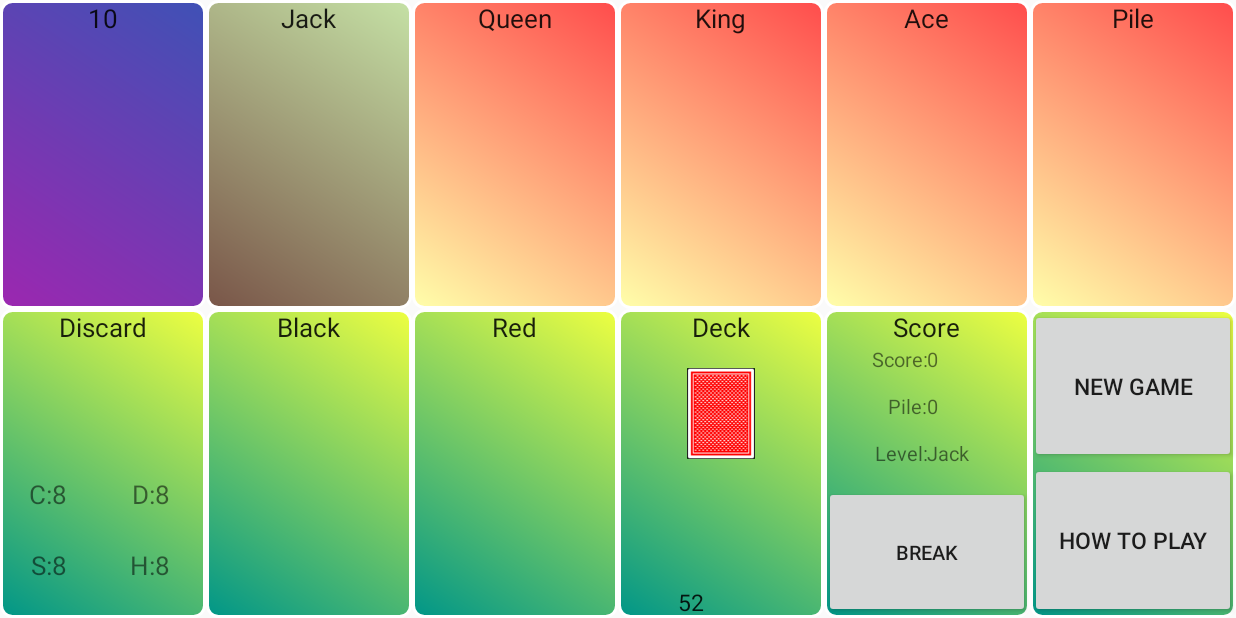
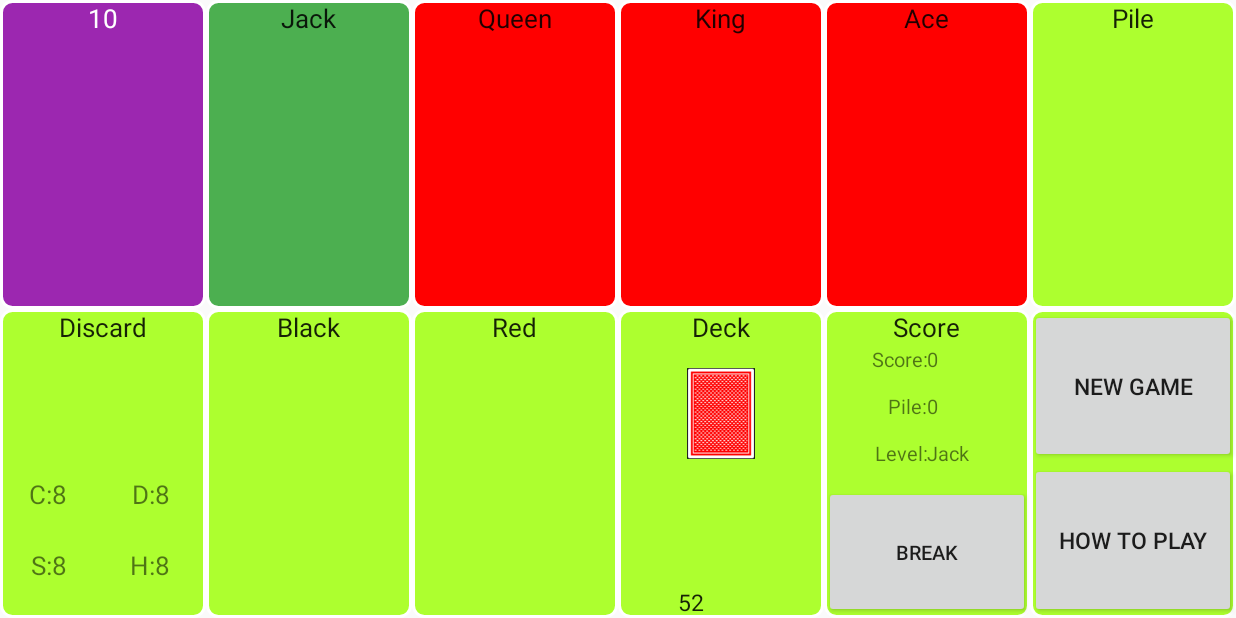
Before and after one commit to Klaus-Anderson/BlackRedSolitaire, an Android app: the screen it shows after launch (GameActivity), on a phone screen of 824 x 412 dp (held sideways). Run offline under Robolectric (Android 15) with nearby library versions, the phone set to English and light mode, and no system bars; our stand-ins replace ButterKnife.

Commit message:
Corrrectly implemented level breakage
Signed-off-by: Harry Cliff <harryacliff@gmail.com>

```diff
--- a/app/src/main/res/drawable/bottom_row_shape.xml
+++ b/app/src/main/res/drawable/bottom_row_shape.xml
@@ -6,10 +6,8 @@
         android:width="2dp"
         android:color="#FFFFFF" />
 
-    <gradient
-        android:angle="225"
-        android:endColor="#009688"
-        android:startColor="#EEFF41" />
+    <solid
+        android:color="#ADFF2F" />
 
     <corners
         android:bottomLeftRadius="7dp"
--- a/app/src/main/res/drawable/current_level_shape.xml
+++ b/app/src/main/res/drawable/current_level_shape.xml
@@ -6,10 +6,8 @@
         android:width="2dp"
         android:color="#FFFFFF" />
 
-    <gradient
-        android:angle="225"
-        android:endColor="#795548"
-        android:startColor="#C5E1A5" />
+    <solid
+        android:color="#4CAF50" />
 
     <corners
         android:bottomLeftRadius="7dp"
--- a/app/src/main/res/drawable/face_cover_shape.xml
+++ b/app/src/main/res/drawable/face_cover_shape.xml
@@ -7,7 +7,7 @@
         android:color="#FFFFFF" />
 
     <solid
-        android:color="#2ECFAB" />
+        android:color="#009688" />
 
     <corners
         android:bottomLeftRadius="7dp"
--- a/app/src/main/res/drawable/face_number_shape.xml
+++ b/app/src/main/res/drawable/face_number_shape.xml
@@ -6,10 +6,8 @@
         android:width="2dp"
         android:color="#FFFFFF" />
 
-    <gradient
-        android:angle="225"
-        android:endColor="#9C27B0"
-        android:startColor="#3F51B5" />
+    <solid
+        android:color="#9C27B0" />
 
     <corners
         android:bottomLeftRadius="7dp"
--- a/app/src/main/res/drawable/locked_level_shape.xml
+++ b/app/src/main/res/drawable/locked_level_shape.xml
@@ -6,10 +6,8 @@
         android:width="2dp"
         android:color="#FFFFFF" />
 
-    <gradient
-        android:angle="225"
-        android:endColor="#ffffaa"
-        android:startColor="#ff4c4c" />
+    <solid
+        android:color="#ff0000" />
 
     <corners
         android:bottomLeftRadius="7dp"
--- a/app/src/main/res/layout/activity_game.xml
+++ b/app/src/main/res/layout/activity_game.xml
@@ -26,6 +26,7 @@
                 android:layout_gravity="center"
                 android:text="@string/ten"
                 android:textAppearance="?android:attr/textAppearanceLarge"
+                android:textColor="@color/white"
                 android:textSize="17sp" />
 
             <LinearLayout
@@ -326,7 +327,7 @@
             android:layout_width="match_parent"
             android:layout_height="match_parent"
             android:layout_weight="1"
-            android:background="@drawable/locked_level_shape"
+            android:background="@drawable/bottom_row_shape"
             android:orientation="vertical" >
 
             <TextView
```
Also changed, not shown: app/src/main/java/com/angus/gaming/blackredsolitaire/GameActivity.java (+37 -27 lines).
